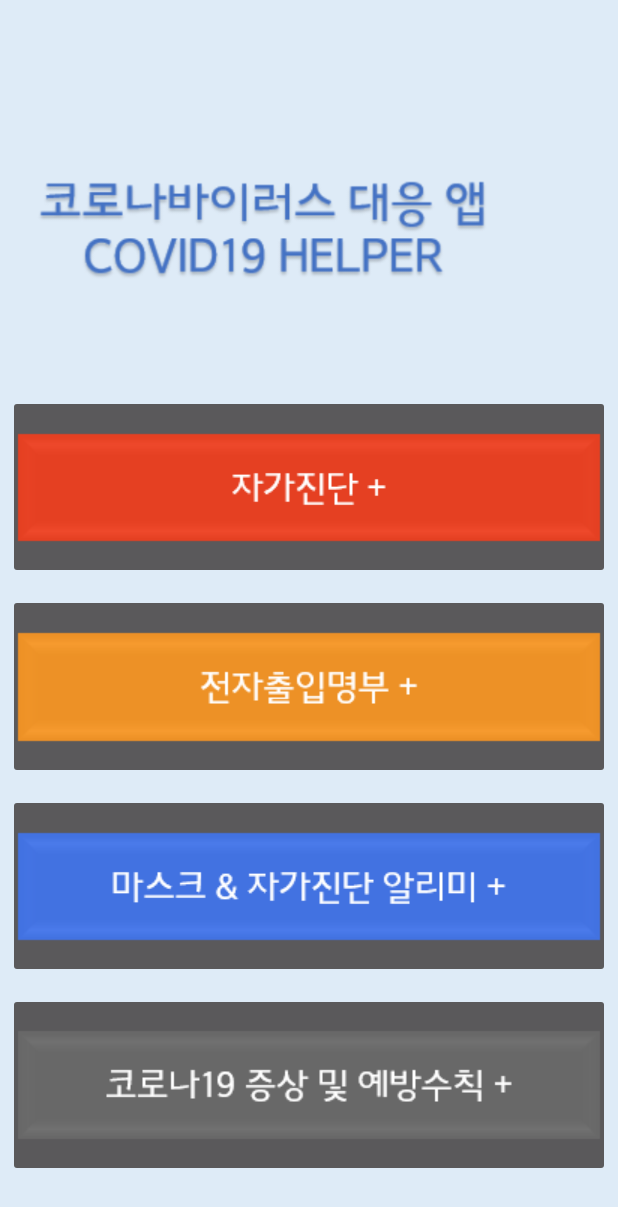
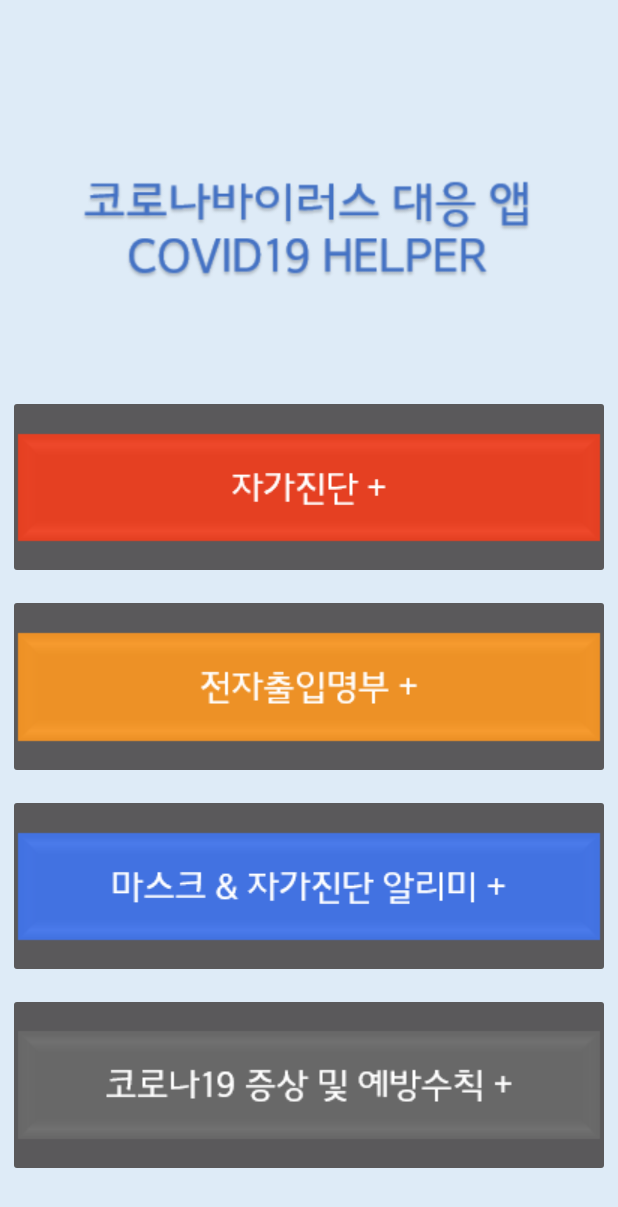
Before and after one commit to Shinipsae/COVID19HELPER, an Android app: the screen it shows after launch (MenuActivity), on a phone screen of 412 x 824 dp. Shown: the top 1207 px of the screen. Run offline under Robolectric (Android 15) with nearby library versions, the phone set to English and light mode, and no system bars.

Commit message:
edit location of main-title

```diff
--- a/COVID19HELPER/app/src/main/res/layout/activity_menu.xml
+++ b/COVID19HELPER/app/src/main/res/layout/activity_menu.xml
@@ -12,11 +12,10 @@
         android:id="@+id/menuText"
         android:layout_width="341dp"
         android:layout_height="0dp"
-        android:layout_marginStart="6dp"
-        android:layout_marginLeft="6dp"
         android:layout_marginTop="91dp"
         android:layout_marginBottom="49dp"
         app:layout_constraintBottom_toTopOf="@+id/selftestButton"
+        app:layout_constraintEnd_toEndOf="parent"
         app:layout_constraintStart_toStartOf="parent"
         app:layout_constraintTop_toTopOf="parent"
         app:srcCompat="@drawable/logintext" />
```
